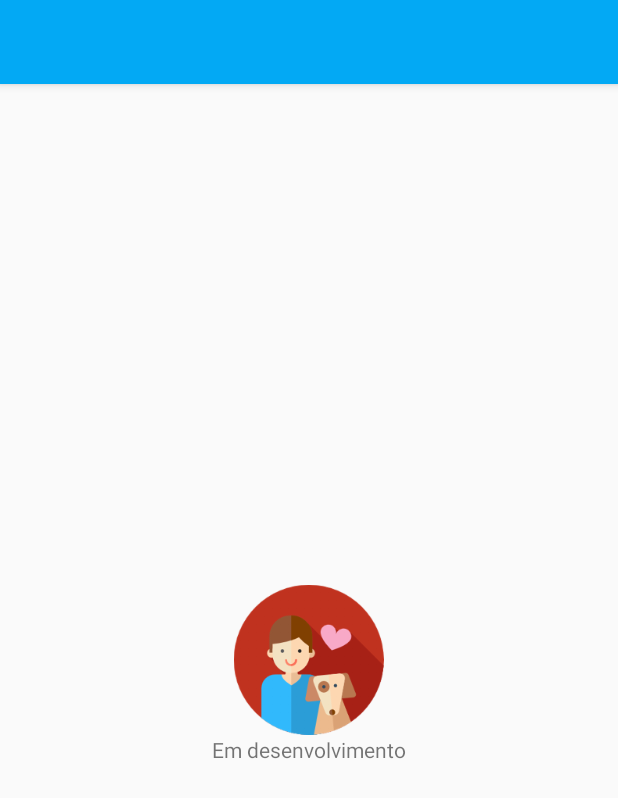
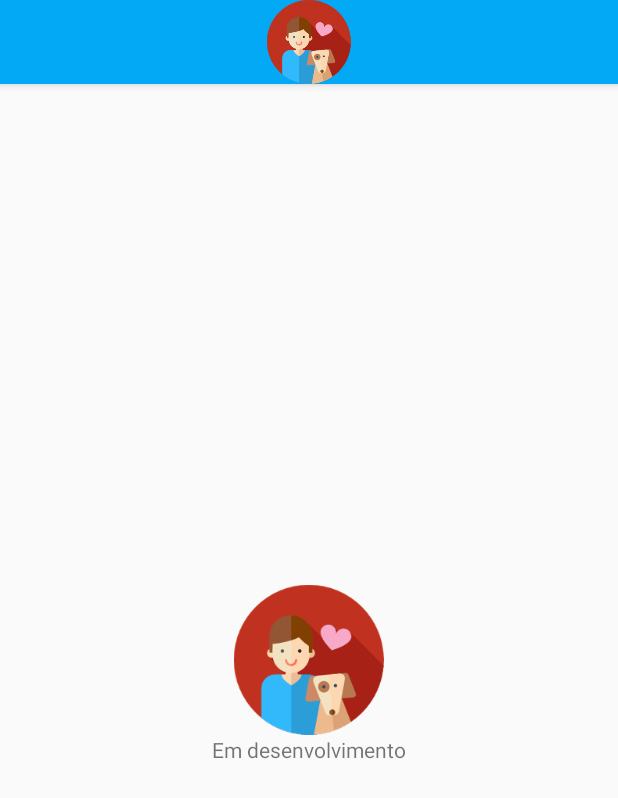
Before and after one commit to juninhofer1/AnjinhoComPatas, an Android app: the layout activity_desenvolvimento.xml on its own in the app's theme, with its tools: preview values and no code run, on a phone screen of 412 x 824 dp. Shown: the top 798 px of the screen. Run offline under Robolectric (Android 15) with nearby library versions, the phone set to English and light mode, and no system bars.

Commit message:
Wilson - Criando layout dinamico das toolbar para evitar de replicar código entre telas, já que a maioria das telas vai possuir uma toolbar.

```diff
--- a/app/src/main/java/br/com/edu/ifsc/ajinhocompatas/MainActivity.java
+++ b/app/src/main/java/br/com/edu/ifsc/ajinhocompatas/MainActivity.java
@@ -93,7 +93,7 @@ public class MainActivity extends AppCompatActivity {
                 .withHeaderBackground(R.color.primary)
                 .withThreeSmallProfileImages(false)
                 .withSelectionListEnabledForSingleProfile(false)
-                .withHeaderBackground(R.drawable.header)
+//                .withHeaderBackground(R.drawable.header)
                 .addProfiles(new ProfileDrawerItem()
                         .withName("Usuário")
                         //.withIcon(getResources().getDrawable(R.mipmap.ic_usuario_dog))
--- a/app/src/main/java/br/com/edu/ifsc/ajinhocompatas/view/TesteActivity.java
+++ b/app/src/main/java/br/com/edu/ifsc/ajinhocompatas/view/TesteActivity.java
@@ -18,8 +18,8 @@ public class TesteActivity extends AppCompatActivity {
         setContentView(R.layout.activity_desenvolvimento);
         this.toolbar = (Toolbar) findViewById(R.id.toolbar);
         setSupportActionBar(this.toolbar);
-        getSupportActionBar().setLogo(R.drawable.icon_app_s);
-        getSupportActionBar().setTitle(" Teste");
+//        getSupportActionBar().setLogo(R.drawable.icon_app_s);
+        getSupportActionBar().setTitle(null);
         getSupportActionBar().setDisplayHomeAsUpEnabled(true);
     }
 
--- a/app/src/main/res/layout/activity_desenvolvimento.xml
+++ b/app/src/main/res/layout/activity_desenvolvimento.xml
@@ -11,13 +11,9 @@
         android:layout_height="wrap_content"
         android:theme="@style/AppTheme.AppBarOverlay">
 
-        <android.support.v7.widget.Toolbar
-            android:id="@+id/toolbar"
-            android:layout_width="match_parent"
-            android:layout_height="?attr/actionBarSize"
-            android:background="?attr/colorPrimary"
-            android:logo="@drawable/icon_app"
-            app:popupTheme="@style/AppTheme.PopupOverlay" />
+        <include
+            android:id="@+id/includeToolbar"
+            layout="@layout/layout_toolbar" />
 
     </android.support.design.widget.AppBarLayout>
 
--- /dev/null
+++ b/app/src/main/res/layout/layout_toolbar.xml
@@ -0,0 +1,23 @@
+<?xml version="1.0" encoding="utf-8"?>
+<RelativeLayout
+    xmlns:android="http://schemas.android.com/apk/res/android"
+    xmlns:app="http://schemas.android.com/apk/res-auto"
+    android:layout_width="match_parent"
+    android:layout_height="wrap_content">
+
+    <android.support.v7.widget.Toolbar
+        android:id="@+id/toolbar"
+        android:layout_width="match_parent"
+        android:layout_height="wrap_content"
+        android:background="?attr/colorPrimary"
+        android:minHeight="?attr/actionBarSize"
+        android:theme="@style/AppTheme.AppBarOverlay" />
+
+    <ImageView
+        android:id="@+id/logo"
+        android:layout_width="60dp"
+        android:layout_height="56dp"
+        android:layout_centerHorizontal="true"
+        app:srcCompat="@drawable/icon_app" />
+
+</RelativeLayout>
--- a/app/src/main/res/values/strings.xml
+++ b/app/src/main/res/values/strings.xml
@@ -4,7 +4,7 @@
     <string name="descobrir_idade">Resultado</string>
     <string name="numero_nao_digitado">Nenhum número digitado!</string>
     <string name="desenvolvimento">Em desenvolvimento</string>
-
+    <string name="text_idade_cachorro">Digite a idade do seu cachorro, para descobrir quantos anos humanos ele possui!</string>
     <string name="opc_menu_inicial">Inicial</string>
     <string name="opc_menu_favoritos">Favoritos</string>
     <string name="opc_menu_encontre_amigo">Encontre um amigo</string>
```
Also changed, not shown: app/src/main/res/layout/activity_main.xml (+9 -37 lines), app/src/main/res/layout/fragment_caes.xml (+8 -8 lines), app/src/main/res/layout/layout_toolbar_tab.xml (added, +31 -0 lines).
